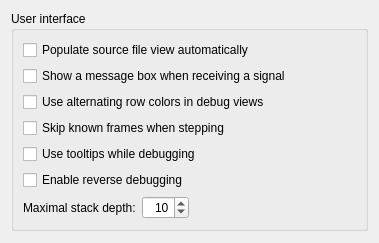
Above: src/plugins/debugger/commonoptionspage.ui from heiheshang/ananas-creator before the change. Below: the same form after it.
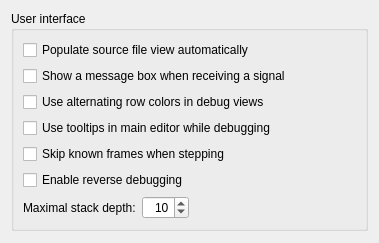
That is the form after the change.

```diff
--- a/src/plugins/debugger/commonoptionspage.ui
+++ b/src/plugins/debugger/commonoptionspage.ui
@@ -41,6 +41,13 @@
         </property>
        </widget>
       </item>
+      <item>
+       <widget class="QCheckBox" name="checkBoxUseToolTipsInMainEditor">
+        <property name="text">
+         <string>Use tooltips in main editor while debugging</string>
+        </property>
+       </widget>
+      </item>
       <item>
        <widget class="QCheckBox" name="checkBoxSkipKnownFrames">
         <property name="toolTip">
@@ -52,16 +59,6 @@
         </property>
        </widget>
       </item>
-      <item>
-       <widget class="QCheckBox" name="checkBoxUseToolTips">
-        <property name="toolTip">
-         <string>Checking this will enable tooltips for variable values during debugging. Since this can slow down debugging and does not provide reliable information as it does not use scope information, it is switched off by default.</string>
-        </property>
-        <property name="text">
-         <string>Use tooltips while debugging</string>
-        </property>
-       </widget>
-      </item>
       <item>
        <widget class="QCheckBox" name="checkBoxEnableReverseDebugging">
         <property name="text">
```
